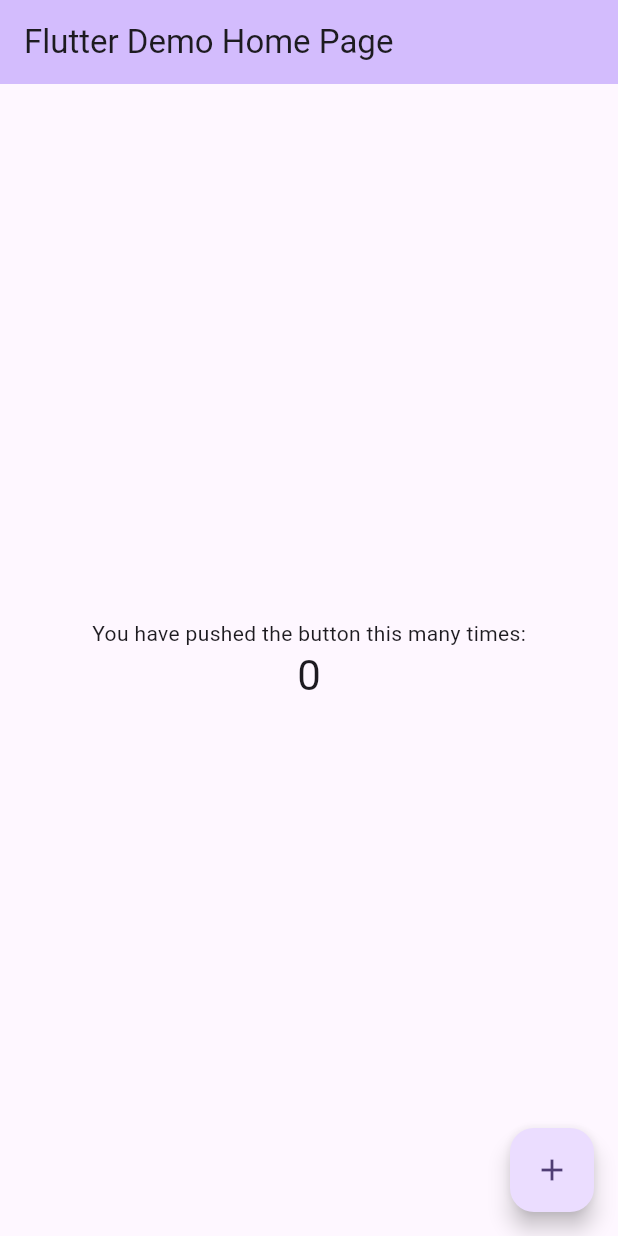
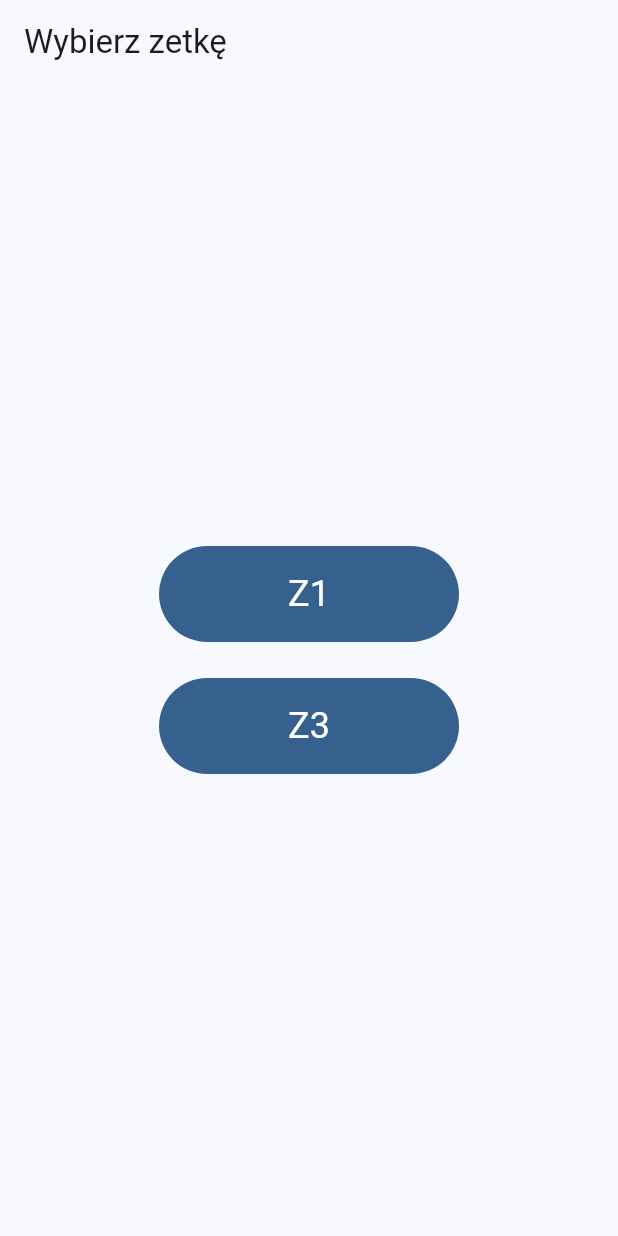
Before and after one commit to s29143/Harmonogram-Jazdy, a Flutter app: the screen it shows after launch, on a phone screen of 412 x 824 dp. Run offline on Flutter 3.47's test engine with Material 3 defaults, Android fonts, the phone set to English and light mode, and no system bars; our stand-ins replace flutter_riverpod, go_router, shared_preferences.

```diff
--- /dev/null
+++ b/lib/components/z_button.dart
@@ -0,0 +1,32 @@
+import 'package:flutter/material.dart';
+
+class ZButton extends StatelessWidget {
+  final String label;
+  final bool selected;
+  final VoidCallback onTap;
+
+  const ZButton({
+    super.key,
+    required this.label,
+    required this.selected,
+    required this.onTap,
+  });
+
+  @override
+  Widget build(BuildContext context) {
+    return SizedBox(
+      width: 200,
+      height: 64,
+      child: FilledButton(
+        style: FilledButton.styleFrom(
+          backgroundColor: selected
+              ? Colors.green
+              : Theme.of(context).colorScheme.primary,
+          textStyle: const TextStyle(fontSize: 24),
+        ),
+        onPressed: onTap,
+        child: Text(label),
+      ),
+    );
+  }
+}
--- a/lib/main.dart
+++ b/lib/main.dart
@@ -1,122 +1,50 @@
 import 'package:flutter/material.dart';
+import 'package:flutter_riverpod/flutter_riverpod.dart';
+import 'package:flutter_riverpod/legacy.dart';
+import 'package:go_router/go_router.dart';
+import 'package:harmonogram/notifiers/z_notifier.dart';
+import 'package:harmonogram/pages/home_screen.dart';
+import 'package:harmonogram/pages/lines_screen.dart';
+import 'package:shared_preferences/shared_preferences.dart';
 
-void main() {
-  runApp(const MyApp());
+void main() async {
+  WidgetsFlutterBinding.ensureInitialized();
+
+  final prefs = await SharedPreferences.getInstance();
+
+  runApp(
+    ProviderScope(
+      overrides: [sharedPreferencesProvider.overrideWithValue(prefs)],
+      child: const MyApp(),
+    ),
+  );
 }
+
+final sharedPreferencesProvider = Provider<SharedPreferences>((ref) {
+  throw UnimplementedError();
+});
+
+final _router = GoRouter(
+  routes: [
+    GoRoute(path: '/', builder: (context, state) => const HomeScreen()),
+    GoRoute(path: '/lines', builder: (context, state) => const LinesScreen()),
+  ],
+);
 
 class MyApp extends StatelessWidget {
   const MyApp({super.key});
 
-  // This widget is the root of your application.
   @override
   Widget build(BuildContext context) {
-    return MaterialApp(
-      title: 'Flutter Demo',
-      theme: ThemeData(
-        // This is the theme of your application.
-        //
-        // TRY THIS: Try running your application with "flutter run". You'll see
-        // the application has a purple toolbar. Then, without quitting the app,
-        // try changing the seedColor in the colorScheme below to Colors.green
-        // and then invoke "hot reload" (save your changes or press the "hot
-        // reload" button in a Flutter-supported IDE, or press "r" if you used
-        // the command line to start the app).
-        //
-        // Notice that the counter didn't reset back to zero; the application
-        // state is not lost during the reload. To reset the state, use hot
-        // restart instead.
-        //
-        // This works for code too, not just values: Most code changes can be
-        // tested with just a hot reload.
-        colorScheme: .fromSeed(seedColor: Colors.deepPurple),
-      ),
-      home: const MyHomePage(title: 'Flutter Demo Home Page'),
+    return MaterialApp.router(
+      title: 'Kursy autobusu',
+      debugShowCheckedModeBanner: false,
+      routerConfig: _router,
+      theme: ThemeData(useMaterial3: true, colorSchemeSeed: Colors.blue),
     );
   }
 }
 
-class MyHomePage extends StatefulWidget {
-  const MyHomePage({super.key, required this.title});
-
-  // This widget is the home page of your application. It is stateful, meaning
-  // that it has a State object (defined below) that contains fields that affect
-  // how it looks.
-
-  // This class is the configuration for the state. It holds the values (in this
-  // case the title) provided by the parent (in this case the App widget) and
-  // used by the build method of the State. Fields in a Widget subclass are
-  // always marked "final".
-
-  final String title;
-
-  @override
-  State<MyHomePage> createState() => _MyHomePageState();
-}
-
-class _MyHomePageState extends State<MyHomePage> {
-  int _counter = 0;
-
-  void _incrementCounter() {
-    setState(() {
-      // This call to setState tells the Flutter framework that something has
-      // changed in this State, which causes it to rerun the build method below
-      // so that the display can reflect the updated values. If we changed
-      // _counter without calling setState(), then the build method would not be
-      // called again, and so nothing would appear to happen.
-      _counter++;
-    });
-  }
-
-  @override
-  Widget build(BuildContext context) {
-    // This method is rerun every time setState is called, for instance as done
-    // by the _incrementCounter method above.
-    //
-    // The Flutter framework has been optimized to make rerunning build methods
-    // fast, so that you can just rebuild anything that needs updating rather
-    // than having to individually change instances of widgets.
-    return Scaffold(
-      appBar: AppBar(
-        // TRY THIS: Try changing the color here to a specific color (to
-        // Colors.amber, perhaps?) and trigger a hot reload to see the AppBar
-        // change color while the other colors stay the same.
-        backgroundColor: Theme.of(context).colorScheme.inversePrimary,
-        // Here we take the value from the MyHomePage object that was created by
-        // the App.build method, and use it to set our appbar title.
-        title: Text(widget.title),
-      ),
-      body: Center(
-        // Center is a layout widget. It takes a single child and positions it
-        // in the middle of the parent.
-        child: Column(
-          // Column is also a layout widget. It takes a list of children and
-          // arranges them vertically. By default, it sizes itself to fit its
-          // children horizontally, and tries to be as tall as its parent.
-          //
-          // Column has various properties to control how it sizes itself and
-          // how it positions its children. Here we use mainAxisAlignment to
-          // center the children vertically; the main axis here is the vertical
-          // axis because Columns are vertical (the cross axis would be
-          // horizontal).
-          //
-          // TRY THIS: Invoke "debug painting" (choose the "Toggle Debug Paint"
-          // action in the IDE, or press "p" in the console), to see the
-          // wireframe for each widget.
-          mainAxisAlignment: .center,
-          children: [
-            const Text('You have pushed the button this many times:'),
-            Text(
-              '$_counter',
-              style: Theme.of(context).textTheme.headlineMedium,
-            ),
-          ],
-        ),
-      ),
-      floatingActionButton: FloatingActionButton(
-        onPressed: _incrementCounter,
-        tooltip: 'Increment',
-        child: const Icon(Icons.add),
-      ),
-    );
-  }
-}
+final selectedZProvider = StateNotifierProvider<ZNotifier, String?>(
+  (ref) => ZNotifier(ref.read(sharedPreferencesProvider)),
+);
--- /dev/null
+++ b/lib/pages/home_screen.dart
@@ -0,0 +1,42 @@
+import 'package:flutter/material.dart';
+import 'package:flutter_riverpod/flutter_riverpod.dart';
+import 'package:go_router/go_router.dart';
+import 'package:harmonogram/components/z_button.dart';
+import 'package:harmonogram/main.dart';
+
+class HomeScreen extends ConsumerWidget {
+  const HomeScreen({super.key});
+
+  @override
+  Widget build(BuildContext context, WidgetRef ref) {
+    final selected = ref.watch(selectedZProvider);
+
+    return Scaffold(
+      appBar: AppBar(title: const Text('Wybierz zetkę')),
+      body: Center(
+        child: Column(
+          mainAxisAlignment: MainAxisAlignment.center,
+          children: [
+            ZButton(
+              label: 'Z1',
+              selected: selected == 'Z1',
+              onTap: () {
+                ref.read(selectedZProvider.notifier).select('Z1');
+                context.go('/lines');
+              },
+            ),
+            const SizedBox(height: 24),
+            ZButton(
+              label: 'Z3',
+              selected: selected == 'Z3',
+              onTap: () {
+                ref.read(selectedZProvider.notifier).select('Z3');
+                context.go('/lines');
+              },
+            ),
+          ],
+        ),
+      ),
+    );
+  }
+}
--- a/pubspec.yaml
+++ b/pubspec.yaml
@@ -34,6 +34,11 @@ dependencies:
   # The following adds the Cupertino Icons font to your application.
   # Use with the CupertinoIcons class for iOS style icons.
   cupertino_icons: ^1.0.8
+  go_router: ^17.0.1
+  flutter_riverpod: ^3.0.3
+  shared_preferences: ^2.5.4
+  intl: ^0.20.2
+  wakelock_plus: ^1.4.0
 
 dev_dependencies:
   flutter_test:
```
Also changed, not shown: lib/models/bus_line.dart (added, +38 -0 lines), lib/models/lines_store.dart (added, +29 -0 lines), lib/notifiers/lines_notifier.dart (added, +41 -0 lines), lib/notifiers/z_notifier.dart (added, +14 -0 lines), lib/pages/lines_screen.dart (added, +140 -0 lines), pubspec.lock, 1 other file.
